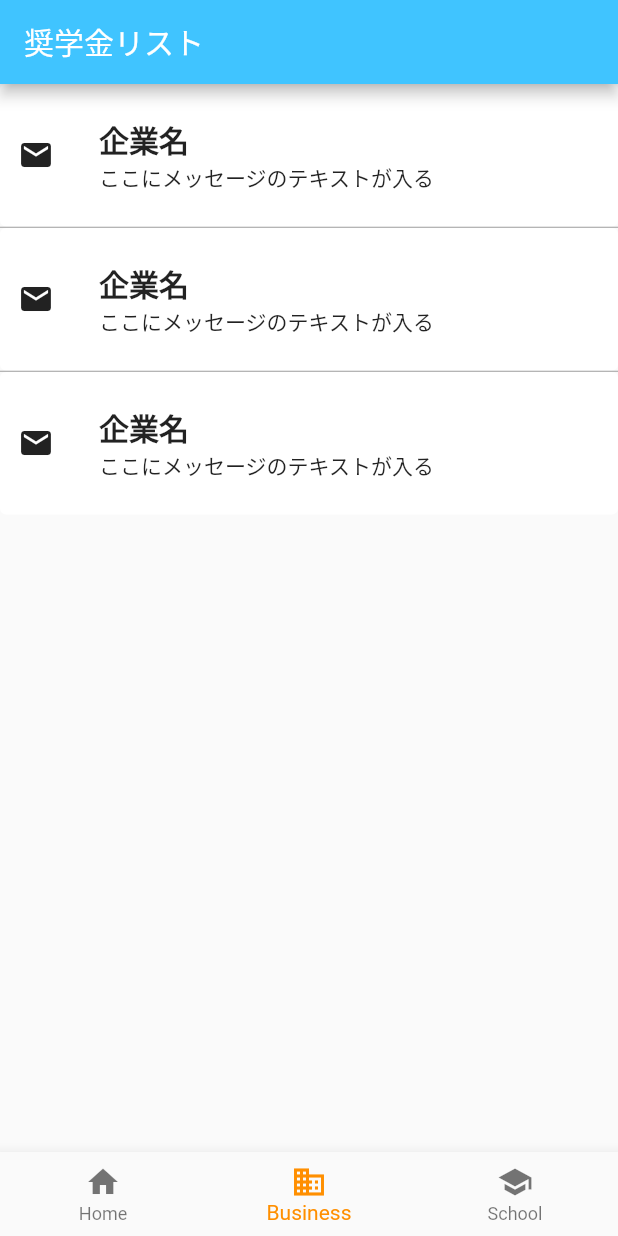
After one commit to mafreud/developer_bidding, a Flutter app: the screen it shows after launch, item 2 of the bottom bar chosen, after a tap on "企業名", on a phone screen of 412 x 824 dp. The commit adds this screen. Run offline on Flutter 3.47's test engine with Material 2 defaults, Android fonts, the light colour scheme and no system bars; our stand-ins replace animated_text_kit, cloud_firestore, firebase_auth, modal_progress_hud; accounts and stored records are empty.

Commit message:
commit 12:48

```diff
--- /dev/null
+++ b/lib/components/scholarship_card.dart
@@ -0,0 +1,26 @@
+import 'package:flutter/material.dart';
+
+class ScholarshipCard extends StatelessWidget {
+
+  ScholarshipCard({this.budged, this.deadline, this.scholarshipName});
+
+  String scholarshipName;
+  DateTime deadline;
+  int budged;
+
+  @override
+  Widget build(BuildContext context) {
+    return Card(
+      child: Column(
+        crossAxisAlignment: CrossAxisAlignment.start,
+        children: <Widget>[
+          Text('業務スーパー奨学金'),
+          Text('申し込み期限：09/18/2019'),
+          Text('提供額:400万')
+        ],
+      ),
+      elevation: 5.0,
+      color: Colors.lightGreenAccent,
+    );
+  }
+}
--- a/lib/main.dart
+++ b/lib/main.dart
@@ -5,6 +5,7 @@ import 'package:easy_fund/screens/registration_screen.dart';
 import 'package:easy_fund/screens/chat_screen.dart';
 import 'package:easy_fund/screens/questions_screen.dart';
 import 'screens/scholarships_screen.dart';
+import 'package:easy_fund/screens/home.dart';
 
 void main() => runApp(EasyFund());
 
@@ -12,15 +13,14 @@ class EasyFund extends StatelessWidget {
   @override
   Widget build(BuildContext context) {
     return MaterialApp(
-      initialRoute: QuestionsScreen.id,
+      initialRoute: HomeScreen.id,
       routes: {
         WelcomeScreen.id: (context) => WelcomeScreen(),
         LoginScreen.id: (context) => LoginScreen(),
         RegistrationScreen.id: (context) => RegistrationScreen(),
         ChatScreen.id: (context) => ChatScreen(),
         QuestionsScreen.id: (context) => QuestionsScreen(),
-        ScholarshipsScreen.id:(context)=> ScholarshipsScreen(),
-
+        HomeScreen.id: (context) => HomeScreen(),
       },
     );
   }
--- /dev/null
+++ b/lib/screens/chat_list_screen.dart
@@ -0,0 +1,67 @@
+import 'package:flutter/material.dart';
+import 'package:easy_fund/constants.dart';
+import 'package:easy_fund/screens/chat_screen.dart';
+import 'package:easy_fund/components/scholarship_card.dart';
+import 'package:cloud_firestore/cloud_firestore.dart';
+
+class ChatListScreen extends StatefulWidget {
+
+  @override
+  _ChatListScreenState createState() => _ChatListScreenState();
+}
+
+class _ChatListScreenState extends State<ChatListScreen> {
+
+
+  @override
+  Widget build(BuildContext context) {
+    return
+      ListView(
+        children: <Widget>[
+          ChatListCard(),
+          Divider(height: 1.0,color: Colors.grey,),
+          ChatListCard(),
+          Divider(height: 1.0,color: Colors.grey,),
+          ChatListCard(),
+
+        ],
+      );
+  }
+}
+
+class ChatListCard extends StatelessWidget {
+
+  @override
+  Widget build(BuildContext context) {
+    return GestureDetector(
+      onTap: onTap,
+      child: Card(
+        borderOnForeground: true,
+        margin: EdgeInsets.all(0.0),
+        elevation: 0.0,
+        child: Padding(
+          padding: const EdgeInsets.all(12.0),
+          child: Row(
+            children: <Widget>[
+              Icon(Icons.email),
+              Padding(
+                padding: const EdgeInsets.only(top: 10.0, bottom: 10.0, left: 30.0),
+                child: Column(
+                  crossAxisAlignment: CrossAxisAlignment.start,
+                  children: <Widget>[
+                    Text('企業名', style: kBoldTextStyle, textAlign: TextAlign.left,),
+                    Text('ここにメッセージのテキストが入る')
+                  ],
+                ),
+              )
+            ],
+          ),
+        ),
+      ),
+    );
+  }
+}
+
+void onTap(){
+//  Navigator(onGenerateRoute: ChatScreen.id);
+}
--- a/lib/screens/chat_screen.dart
+++ b/lib/screens/chat_screen.dart
@@ -6,6 +6,7 @@ import 'package:modal_progress_hud/modal_progress_hud.dart';
 
 final _fireStore = Firestore.instance;
 FirebaseUser loggedInUser;
+
 
 class ChatScreen extends StatefulWidget {
   static String id = 'chat_screen';
@@ -20,11 +21,9 @@ class _ChatScreenState extends State<ChatScreen> {
   String messageText;
   final _auth = FirebaseAuth.instance;
 
-
   @override
   void initState() {
     super.initState();
-
     getCurrentUser();
   }
 
@@ -54,22 +53,7 @@ class _ChatScreenState extends State<ChatScreen> {
 
     @override
     Widget build(BuildContext context) {
-    return Scaffold(
-      appBar: AppBar(
-        leading: null,
-        actions: <Widget>[
-          IconButton(
-              icon: Icon(Icons.close),
-              onPressed: () {
-                //Implement logout functionality
-                _auth.signOut();
-                Navigator.pop(context);
-              }),
-        ],
-        title: Text('⚡️Chat'),
-        backgroundColor: Colors.lightBlueAccent,
-      ),
-      body: SafeArea(
+      return SafeArea(
         child: Column(
           mainAxisAlignment: MainAxisAlignment.spaceBetween,
           crossAxisAlignment: CrossAxisAlignment.stretch,
@@ -101,15 +85,12 @@ class _ChatScreenState extends State<ChatScreen> {
                       'Send',
                       style: kSendButtonTextStyle,
                     ),
-
                   ),
                 ],
               ),
             ),
           ],
-        ),
-      ),
-    );
+        ),);
     }
 }
 
@@ -137,7 +118,6 @@ class MessageStream extends StatelessWidget {
               sender: messageSender,
               text: messageText,
               isMe: currentUser ==  messageSender);
-
           messageBubbles.add(messageBubble);
         }
         return Expanded(
@@ -161,12 +141,10 @@ class MessageBubble extends StatelessWidget {
   bool isMe;
   Color bubbleColor;
 
-
   @override
   Widget build(BuildContext context) {
     return Padding(
       padding: EdgeInsets.all(10.0),
-
       child: Column(
         crossAxisAlignment: isMe? CrossAxisAlignment.end: CrossAxisAlignment.start,
         children: <Widget>[
--- /dev/null
+++ b/lib/screens/home.dart
@@ -0,0 +1,72 @@
+import 'package:flutter/material.dart';
+import 'package:easy_fund/screens/chat_screen.dart';
+import 'login_screen.dart';
+import 'package:easy_fund/screens/chat_list_screen.dart';
+import 'package:easy_fund/screens/scholarships_screen.dart';
+
+class HomeScreen extends StatefulWidget {
+
+  static String id = 'home_screen';
+  @override
+  _HomeScreenState createState() => _HomeScreenState();
+}
+
+class _HomeScreenState extends State<HomeScreen> {
+
+  final _pageOptions = [ScholarshipsScreen(), ChatListScreen(), LoginScreen()];
+
+  int _selectedIndex = 0;
+  static const TextStyle optionStyle =
+  TextStyle(fontSize: 30, fontWeight: FontWeight.bold);
+  static const List<Widget> _widgetOptions = <Widget>[
+    Text(
+      'Index 0: Home',
+      style: optionStyle,
+    ),
+    Text(
+      'Index 1: Business',
+      style: optionStyle,
+    ),
+    Text(
+      'Index 2: School',
+      style: optionStyle,
+    ),
+  ];
+
+  void _onItemTapped(int index) {
+    setState(() {
+      _selectedIndex = index;
+    });
+  }
+
+  @override
+  Widget build(BuildContext context) {
+    return Scaffold(
+      bottomNavigationBar: BottomNavigationBar(
+        items: const <BottomNavigationBarItem>[
+          BottomNavigationBarItem(
+            icon: Icon(Icons.home),
+            title: Text('Home'),
+          ),
+          BottomNavigationBarItem(
+            icon: Icon(Icons.business),
+            title: Text('Business'),
+          ),
+          BottomNavigationBarItem(
+            icon: Icon(Icons.school),
+            title: Text('School'),
+          ),
+        ],
+        currentIndex: _selectedIndex,
+        selectedItemColor: Colors.amber[800],
+        onTap: _onItemTapped,
+      ),
+      appBar: AppBar(
+        leading: null,
+        title: Text('奨学金リスト'),
+        backgroundColor: Colors.lightBlueAccent,
+      ),
+      body: _pageOptions[_selectedIndex],
+    );
+  }
+}
--- a/lib/screens/login_screen.dart
+++ b/lib/screens/login_screen.dart
@@ -84,7 +84,6 @@ class _LoginScreenState extends State<LoginScreen> {
                       catch (e){
                         print(e);
                       }
-
                     },
                     buttonText: 'Log in',),
               ),
--- a/lib/screens/questions_screen.dart
+++ b/lib/screens/questions_screen.dart
@@ -3,10 +3,9 @@ import 'package:easy_fund/constants.dart';
 import 'package:easy_fund/components/rounded_button.dart';
 import 'package:easy_fund/data.dart';
 import 'package:easy_fund/components/reusable_card.dart';
-import 'package:easy_fund/screens/scholarships_screen.dart';
 import 'package:cloud_firestore/cloud_firestore.dart';
 import 'package:firebase_auth/firebase_auth.dart';
-import 'package:modal_progress_hud/modal_progress_hud.dart';
+import 'package:easy_fund/screens/home.dart';
 
 final _fireStore = Firestore.instance;
 FirebaseUser loggedInUser;
@@ -197,7 +196,7 @@ class _QuestionsScreenState extends State<QuestionsScreen> {
                       _neverSatisfied(context);
                       print(major);
                     } else {
-                      Navigator.pushNamed(context, ScholarshipsScreen.id);
+                      Navigator.pushNamed(context, HomeScreen.id);
                     }
                   } catch (e) {
                     print(e);
--- a/lib/screens/scholarships_screen.dart
+++ b/lib/screens/scholarships_screen.dart
@@ -1,24 +1,33 @@
 import 'package:flutter/material.dart';
 import 'package:easy_fund/constants.dart';
-import 'package:easy_fund/components/rounded_button.dart';
-import 'package:easy_fund/data.dart';
-import 'package:easy_fund/components/reusable_card.dart';
+import 'package:easy_fund/components/scholarship_card.dart';
+import 'package:cloud_firestore/cloud_firestore.dart';
 
 class ScholarshipsScreen extends StatefulWidget {
 
-  static String id = 'scholarships_screen';
   @override
   _ScholarshipsScreenState createState() => _ScholarshipsScreenState();
 }
 
 class _ScholarshipsScreenState extends State<ScholarshipsScreen> {
+
+
   @override
   Widget build(BuildContext context) {
-    return SafeArea(
-      child: Card(
-        elevation: 5.0,
-        color: Colors.red,
-      ),
-    );
+    return
+      Padding(
+        padding: const EdgeInsets.all(20.0),
+        child: Column(
+          crossAxisAlignment: CrossAxisAlignment.stretch,
+          children: <Widget>[
+            Padding(
+              padding: const EdgeInsets.symmetric(vertical: 20.0),
+              child: Text('あなたにあった奨学金が５件見つかりました', style: kBoldTextStyle,),
+
+            ),
+            ScholarshipCard(),
+          ],
+        ),
+      );
   }
 }
```
Also changed, not shown: 10 other files. Lines whose indentation alone changed are shown as unchanged.
